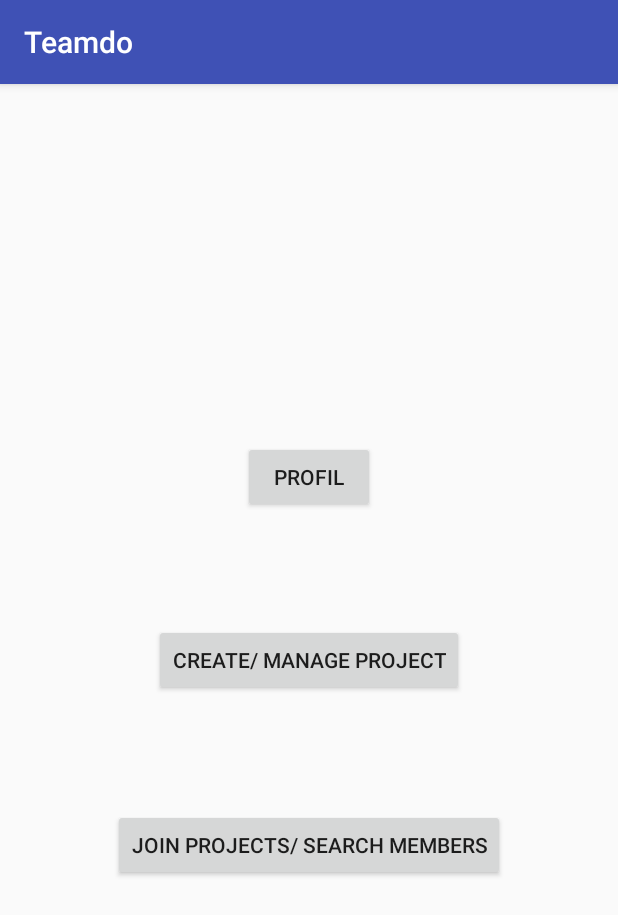
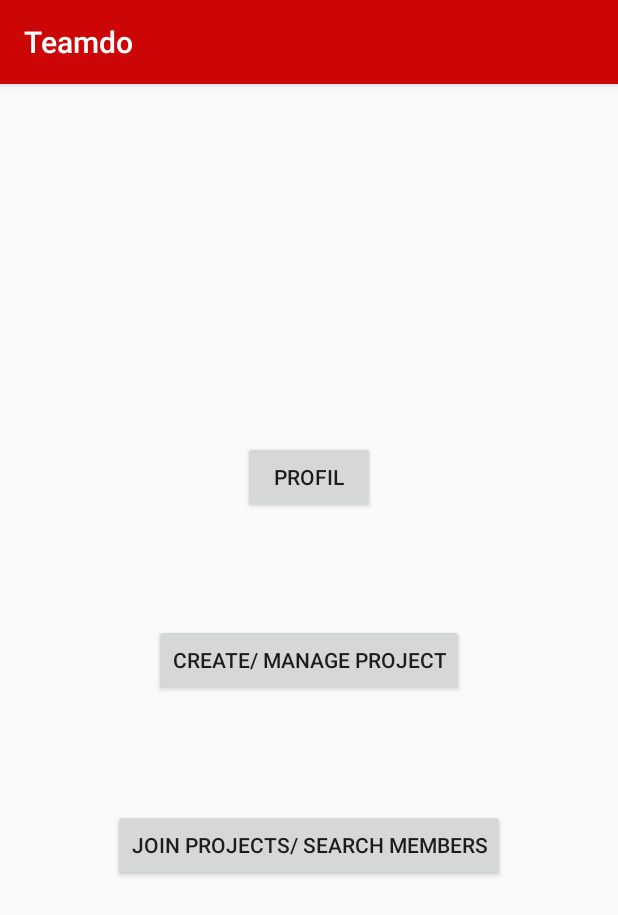
Before and after one commit to Teamdo/Teamdo, an Android app: the screen it shows after launch (MainActivity), on a phone screen of 412 x 824 dp. Shown: the top 915 px of the screen. Run offline under Robolectric (Android 15) with nearby library versions, the phone set to English and light mode, and no system bars.

Commit message:
- Layout 3 geändert Globale Farbe geändert

```diff
--- a/app/src/main/res/values/colors.xml
+++ b/app/src/main/res/values/colors.xml
@@ -1,6 +1,6 @@
 <?xml version="1.0" encoding="utf-8"?>
 <resources>
-    <color name="colorPrimary">#3F51B5</color>
-    <color name="colorPrimaryDark">#303F9F</color>
-    <color name="colorAccent">#FF4081</color>
+    <color name="colorPrimary">#cc0606</color>
+    <color name="colorPrimaryDark">#cc0606</color>
+    <color name="colorAccent">#cc0606</color>
 </resources>
--- a/app/src/main/res/values/styles.xml
+++ b/app/src/main/res/values/styles.xml
@@ -1,6 +1,7 @@
 <resources>
 
     <!-- Base application theme. -->
+
     <style name="AppTheme" parent="Theme.AppCompat.Light.DarkActionBar">
         <!-- Customize your theme here. -->
         <item name="colorPrimary">@color/colorPrimary</item>
@@ -8,4 +9,8 @@
         <item name="colorAccent">@color/colorAccent</item>
     </style>
 
+
+
+
+
 </resources>
```
Also changed, not shown: app/src/main/res/layout/layout3.xml (+29 -0 lines).
